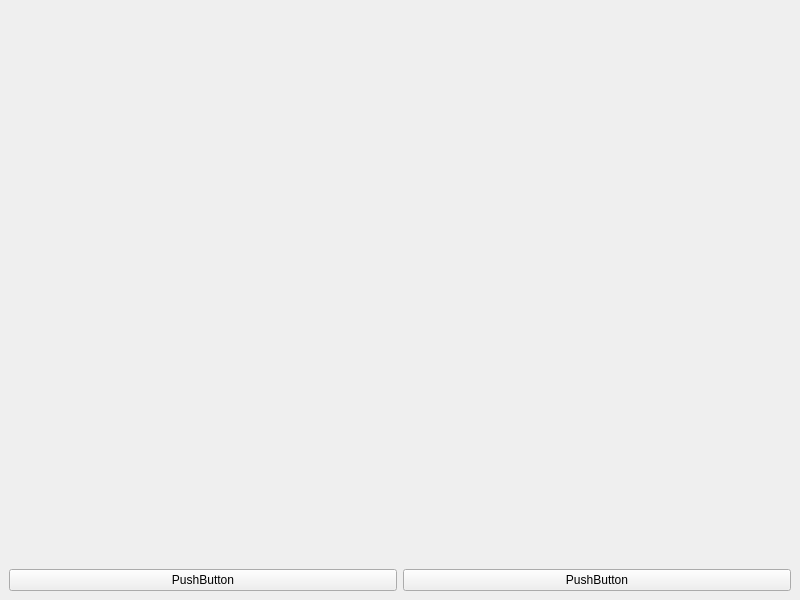
Above: forms/mainwindow.ui from Zinegit/BestViewer before the change. Below: the same form after it.
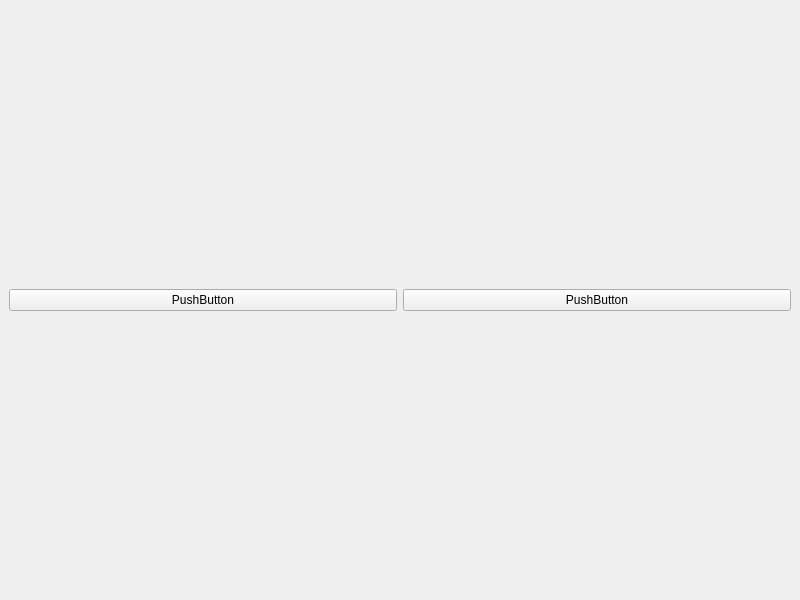
That is the form after the change.

Diff of the .ui file:
```diff
--- a/forms/mainwindow.ui
+++ b/forms/mainwindow.ui
@@ -14,9 +14,17 @@
    <string>MainWindow</string>
   </property>
   <widget class="QWidget" name="centralwidget">
+   <property name="sizePolicy">
+    <sizepolicy hsizetype="Expanding" vsizetype="Expanding">
+     <horstretch>0</horstretch>
+     <verstretch>0</verstretch>
+    </sizepolicy>
+   </property>
    <layout class="QVBoxLayout" name="verticalLayout_2">
     <item>
-     <widget class="QWidget" name="opengl_widget" native="true"/>
+     <layout class="QVBoxLayout" name="verticalLayout">
+      <item>
+       <layout class="QHBoxLayout" name="viewer_layout"/>
     </item>
     <item>
      <layout class="QHBoxLayout" name="horizontalLayout">
@@ -33,6 +41,8 @@
          <string>PushButton</string>
         </property>
        </widget>
+        </item>
+       </layout>
       </item>
      </layout>
     </item>
```
Lines whose indentation alone changed are shown as unchanged.
